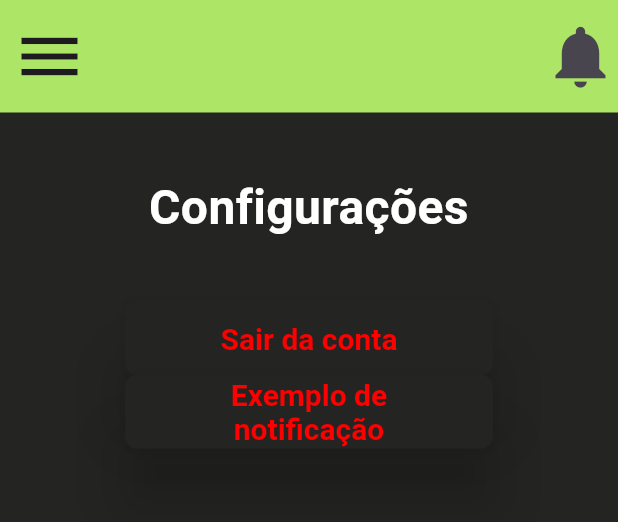
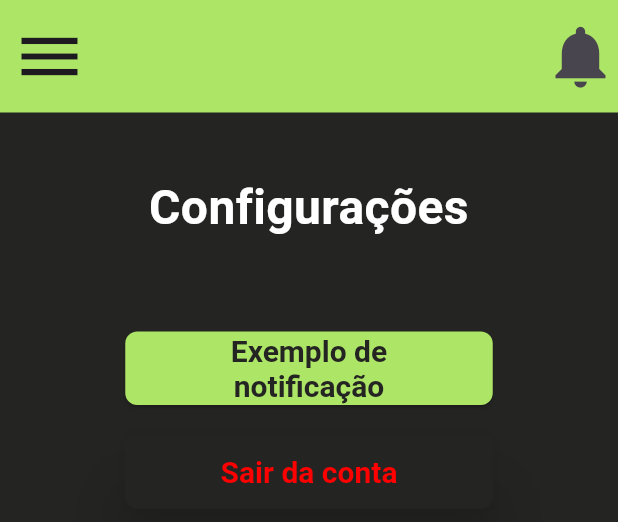
Before and after one commit to LuisFernandoPBPereira/EZReminder, a Flutter app: the Configuracoes widget shown alone on an empty page, opened directly, after a tap on "Exemplo de notificação", on a phone screen of 412 x 824 dp. Shown: the top 522 px of the screen. Run offline on Flutter 3.47's test engine with Material 3 defaults, Android fonts, the phone set to English and light mode, and no system bars; our stand-ins replace cloud_firestore, firebase_auth, firebase_core, flutter_colorpicker, flutter_local_notifications, flutter_timezone and 1 more; accounts and stored records are empty; generated files the repository leaves out were written again.

```diff
--- a/lib/screens/configuracoes.dart
+++ b/lib/screens/configuracoes.dart
@@ -1,4 +1,5 @@
 import 'package:ez_reminder/components/app_layout.dart';
+import 'package:ez_reminder/components/custom_button.dart';
 import 'package:ez_reminder/components/custom_notification.dart';
 import 'package:ez_reminder/components/titulo.dart';
 import 'package:ez_reminder/global/ezreminder_colors.dart';
@@ -17,6 +18,19 @@ class Configuracoes extends StatelessWidget {
       child: Column(
         children: [
           const Titulo(texto: "Configurações"),
+          Container(
+            margin: const EdgeInsets.symmetric(horizontal: 0, vertical: 20),
+            child: CustomButton(
+                label: "Exemplo de notificação",
+                onPressed: () {
+                  Provider.of<NotificationService>(context, listen: false)
+                      .showNotificationExample(CustomNotification(
+                          id: 1,
+                          title: "Ir para a faculdade",
+                          body: "Não posso pegar DP",
+                          date: DateTime.now()));
+                }),
+          ),
           ElevatedButton(
             onPressed: () {
               AuthService().deslogarUsuario();
@@ -40,30 +54,6 @@ class Configuracoes extends StatelessWidget {
               textAlign: TextAlign.center,
             ),
           ),
-          ElevatedButton(
-            onPressed: () {
-              Provider.of<NotificationService>(context, listen: false)
-                  .showNotificationExample(CustomNotification(
-                      id: 1,
-                      title: "Exemplo de título",
-                      body: "Exemplo de corpo",
-                      date: DateTime.now()));
-            },
-            style: ElevatedButton.styleFrom(
-              backgroundColor: Color(EzreminderColors.backgroundPreto),
-              textStyle:
-                  const TextStyle(fontSize: 20, fontWeight: FontWeight.bold),
-              elevation: 20,
-              fixedSize: const Size(245, 49),
-              shape: const RoundedRectangleBorder(
-                  borderRadius: BorderRadius.all(Radius.circular(8))),
-            ),
-            child: const Text(
-              "Exemplo de notificação",
-              style: TextStyle(color: Color(0xFFFF0000)),
-              textAlign: TextAlign.center,
-            ),
-          ),
         ],
       ),
     )));
```
